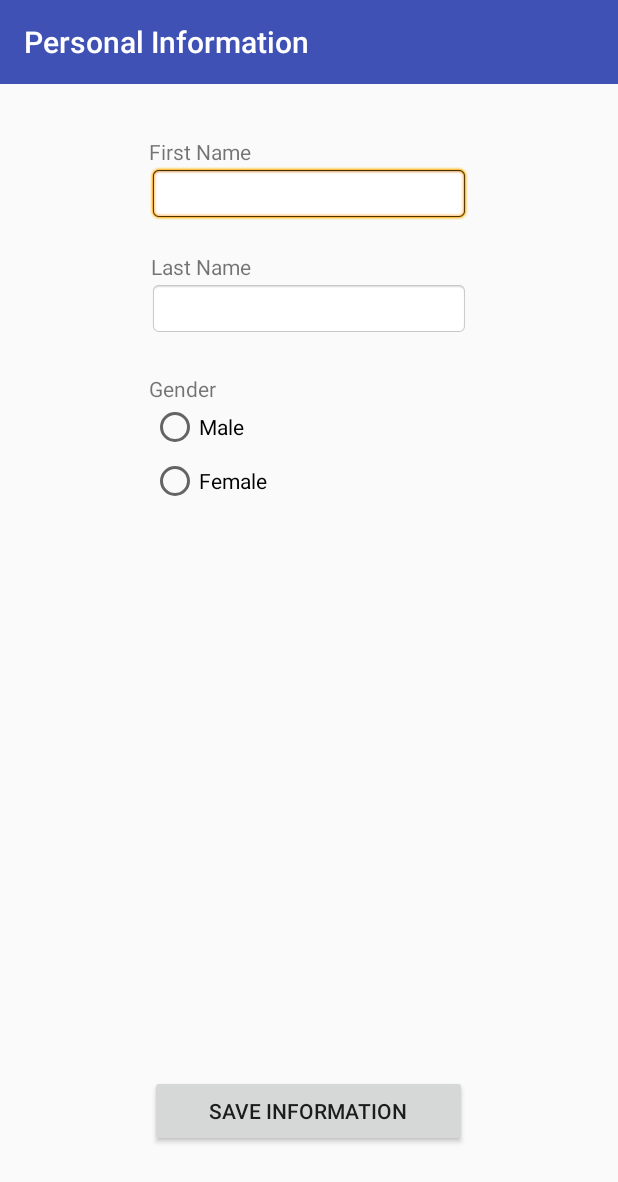
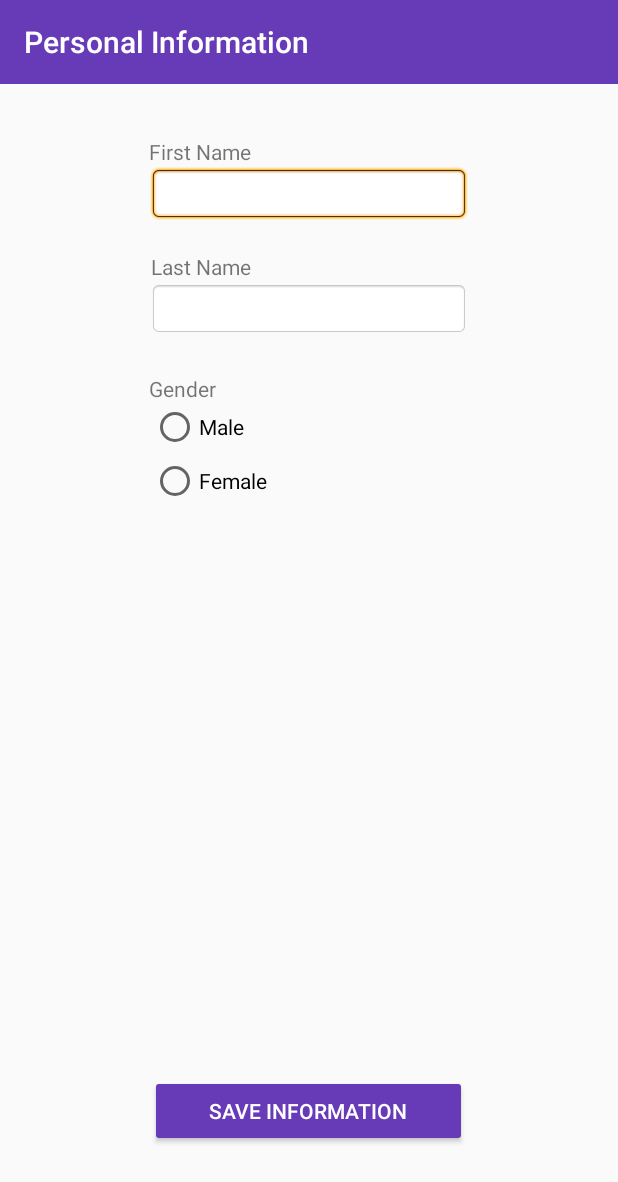
Before and after one commit to muhamza/Markan-Marketing-Application, an Android app: the PersonalDataActivity screen opened directly, with no data from a screen before it, on a phone screen of 412 x 824 dp. Shown: the top 1182 px of the screen. Run offline under Robolectric (Android 15) with nearby library versions, the phone set to English and light mode, and no system bars; our stand-ins replace Firebase (no records; nobody signed in at launch, a user with empty details on screens opened directly).

Commit message:
Improved Aesthetics.

```diff
--- a/app/src/main/res/layout/activity_add_comment.xml
+++ b/app/src/main/res/layout/activity_add_comment.xml
@@ -72,7 +72,8 @@
             android:elevation="4dp"
             android:paddingLeft="70dp"
             android:paddingRight="70dp"
-            android:text="Submit" />
+            android:text="Submit"
+            android:theme="@style/Button"/>
     </LinearLayout>
 
     <ProgressBar
--- a/app/src/main/res/layout/activity_comments.xml
+++ b/app/src/main/res/layout/activity_comments.xml
@@ -29,6 +29,7 @@
         android:layout_alignParentBottom="true"
         android:layout_centerInParent="true"
         android:layout_marginBottom="2dp"
+        android:theme="@style/Button"
         android:text="Add New Comment" />
 
     <ProgressBar
--- a/app/src/main/res/layout/activity_login.xml
+++ b/app/src/main/res/layout/activity_login.xml
@@ -73,6 +73,7 @@
         android:layout_centerInParent="true"
         android:layout_centerVertical="true"
         android:layout_marginBottom="105dp"
+        android:theme="@style/Button"
         android:text="Login" />
 
     <TextView
--- a/app/src/main/res/layout/activity_offer.xml
+++ b/app/src/main/res/layout/activity_offer.xml
@@ -72,6 +72,7 @@
             android:layout_width="wrap_content"
             android:layout_height="wrap_content"
             android:layout_weight="1"
+            android:theme="@style/Button"
             android:text="Comments" />
 
         <Button
@@ -79,6 +80,7 @@
             android:layout_width="wrap_content"
             android:layout_height="wrap_content"
             android:layout_weight="1"
+            android:theme="@style/Button"
             android:text="Map" />
 
     </LinearLayout>
--- a/app/src/main/res/layout/activity_personal_data.xml
+++ b/app/src/main/res/layout/activity_personal_data.xml
@@ -121,7 +121,8 @@
         android:layout_centerVertical="true"
         android:layout_marginBottom="59dp"
         android:text="Save Information"
-        android:layout_centerInParent="true"/>
+        android:layout_centerInParent="true"
+        android:theme="@style/Button"/>
 
     <ProgressBar
         android:id="@+id/progressBar"
--- a/app/src/main/res/layout/activity_register.xml
+++ b/app/src/main/res/layout/activity_register.xml
@@ -94,7 +94,8 @@
         android:layout_centerInParent="true"
         android:layout_centerVertical="true"
         android:layout_marginBottom="104dp"
-        android:text="Create Account" />
+        android:text="Create Account"
+        android:theme="@style/Button"/>
 
     <TextView
         android:id="@+id/textViewLogin"
--- a/app/src/main/res/layout/activity_view_comments.xml
+++ b/app/src/main/res/layout/activity_view_comments.xml
@@ -78,7 +78,7 @@
             android:padding="5dp"
             android:singleLine="false"
             android:textColor="@color/common_google_signin_btn_text_dark_focused"
-            android:textSize="14sp" />
+            android:textSize="18sp" />
 
     </LinearLayout>
 
--- a/app/src/main/res/values/colors.xml
+++ b/app/src/main/res/values/colors.xml
@@ -1,6 +1,11 @@
 <?xml version="1.0" encoding="utf-8"?>
 <resources>
-    <color name="colorPrimary">#3F51B5</color>
-    <color name="colorPrimaryDark">#303F9F</color>
-    <color name="colorAccent">#FF4081</color>
+    <!--<color name="colorPrimary">#3F51B5</color>-->
+    <!--<color name="colorPrimaryDark">#303F9F</color>-->
+    <!--<color name="colorAccent">#FF4081</color>-->
+    <color name="colorPrimary">#673AB7</color>
+    <color name="colorPrimaryDark">#4CAF50</color>
+    <color name="colorAccent">#8BC34A</color>
+    <color name="colorHighlight">#000063</color>"
+    <color name="colorWhite">#ffffff</color>"
 </resources>
--- a/app/src/main/res/values/styles.xml
+++ b/app/src/main/res/values/styles.xml
@@ -9,6 +9,11 @@
         <item name="windowActionBar">false</item>
         <item name="windowNoTitle">true</item>
     </style>
+    <style name="Button" parent="Theme.AppCompat.Light">
+        <item name="colorControlHighlight">@color/colorHighlight</item>
+        <item name="colorButtonNormal">@color/colorPrimary</item>
+        <item name="android:textColor">@color/colorWhite</item>
+    </style>
 
     <style name="AppTheme.AppBarOverlay" parent="ThemeOverlay.AppCompat.Dark.ActionBar" />
 
```
